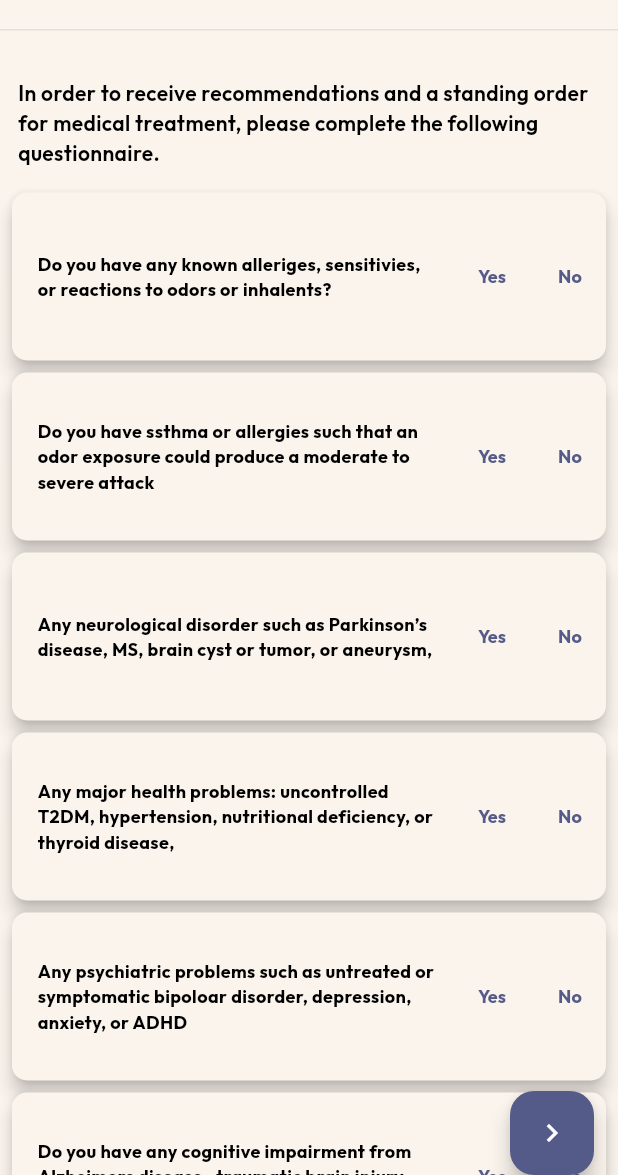
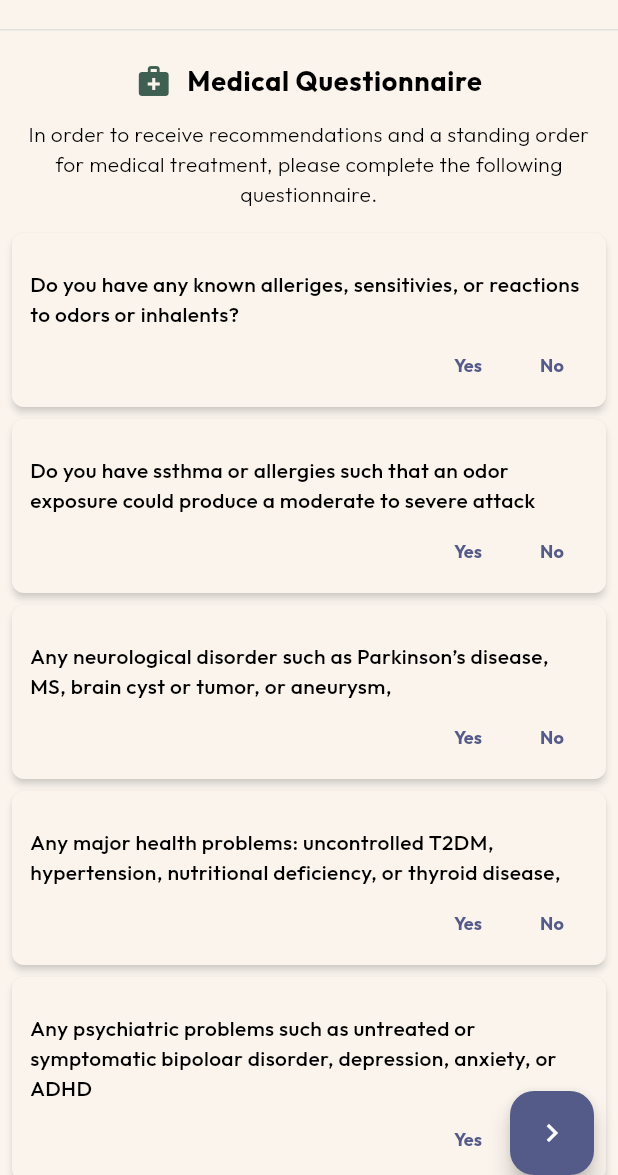
Before and after one commit to gmtfrombc/cog_screen, a Flutter app: the CriteriaScreen screen opened by its route, on a phone screen of 412 x 824 dp, the part 61-1236 px from its top. Run offline on Flutter 3.47's test engine with Material 3 defaults, Android fonts, the phone set to English and light mode, and no system bars; our stand-ins replace audioplayers, google_fonts.

Commit message:
stable with merge

```diff
--- a/lib/main.dart
+++ b/lib/main.dart
@@ -16,7 +16,7 @@ import 'package:cog_screen/screens/survey_result_screen.dart';
 import 'package:cog_screen/screens/survey_screen.dart';
 import 'package:flutter/material.dart';
 import 'package:provider/provider.dart';
-import 'package:cog_screen/screens/spashscreen.dart'; // Import your SplashScreen widget
+import 'package:cog_screen/screens/splashscreen.dart'; // Import your SplashScreen widget
 
 void main() {
   runApp(
@@ -51,7 +51,7 @@ class MyApp extends StatelessWidget {
           '/splashscreen', // Set the initial route to the splash screen
       routes: {
         '/': (context) => const StartScreen(),
-        '/survey': (context) => SurveyScreen(),
+        '/survey': (context) => const SurveyScreen(),
         '/results': (context) => const SurveyResultScreen(),
         '/surveyResultScreen': (context) => const SurveyResultScreen(),
         '/basics': (context) => const CognitiveBasicsScreen(),
--- a/lib/screens/criteria_screen.dart
+++ b/lib/screens/criteria_screen.dart
@@ -36,14 +36,31 @@ class _CriteriaScreenState extends State<CriteriaScreen> {
           return Column(
             children: [
               const SizedBox(height: 20),
+              Row(
+                mainAxisAlignment: MainAxisAlignment.center,
+                children: [
+                  Icon(
+                    Icons.medical_services,
+                    color: AppTheme.primaryColor,
+                  ),
+                  const SizedBox(width: 10),
+                  Text(
+                    'Medical Questionnaire',
+                    style: Theme.of(context)
+                        .textTheme
+                        .bodyLarge
+                        ?.copyWith(fontSize: 18, fontWeight: FontWeight.w700),
+                  ),
+                ],
+              ),
               Padding(
                 padding: const EdgeInsets.all(12.0),
                 child: Text(
                   AppConstants.medAdvice,
-                  textAlign: TextAlign.left,
+                  textAlign: TextAlign.center,
                   style: Theme.of(context).textTheme.bodyMedium?.copyWith(
                         fontSize: 14,
-                        fontWeight: FontWeight.w600,
+                        fontWeight: FontWeight.w300,
                       ),
                 ),
               ),
@@ -63,42 +80,50 @@ class _CriteriaScreenState extends State<CriteriaScreen> {
                       child: Card(
                         margin: const EdgeInsets.symmetric(
                             horizontal: 8.0, vertical: 4.0),
-                        child: Row(
-                          crossAxisAlignment: CrossAxisAlignment.center,
+                        shape: RoundedRectangleBorder(
+                          borderRadius: BorderRadius.circular(8.0),
+                        ),
+                        elevation: 2,
+                        shadowColor: Colors.grey.withOpacity(0.5),
+                        child: Padding(
+                          padding: const EdgeInsets.symmetric(
+                              horizontal: 12.0,
+                              vertical: 4.0), // Reduced vertical padding
+                          child: Column(
+                            crossAxisAlignment: CrossAxisAlignment.start,
                             children: [
-                            Expanded(
-                              flex: 5,
-                              child: Padding(
-                                padding: const EdgeInsets.all(12.0),
-                                child: Padding(
-                                  padding: const EdgeInsets.only(left: 5.0),
-                                  child: Text(
+                              const SizedBox(height: 20),
+                              Text(
                                 criteria.statement,
                                 style: const TextStyle(
-                                      fontWeight: FontWeight.bold,
-                                      fontSize: 12,
+                                  fontWeight: FontWeight.w500,
+                                  fontSize: 14,
                                 ),
                               ),
-                                ),
-                              ),
-                            ),
+                              Row(
+                                mainAxisAlignment: MainAxisAlignment.end,
+                                children: [
                                   _responseButton(
                                     context,
                                     criteria.response == true,
                                     'Yes',
                                     index,
-                                () =>
-                                    criteriaProvider.setResponse(index, true)),
-                            const SizedBox(
-                                width: 4), // A small gap between buttons
+                                    () => criteriaProvider.setResponse(
+                                        index, true),
+                                  ),
+                                  const SizedBox(width: 8),
                                   _responseButton(
                                     context,
                                     criteria.response == false,
                                     'No',
                                     index,
-                                () =>
-                                    criteriaProvider.setResponse(index, false)),
+                                    () => criteriaProvider.setResponse(
+                                        index, false),
+                                  ),
                                 ],
+                              ),
+                            ],
+                          ),
                         ),
                       ),
                     );
@@ -143,7 +168,6 @@ class _CriteriaScreenState extends State<CriteriaScreen> {
     final criteriaProvider =
         Provider.of<CriteriaProvider>(context, listen: false);
 
-    // Check if all answers are 'No'
     bool allNo = criteriaProvider.criteriaList
         .every((criteria) => criteria.response == false);
 
@@ -185,13 +209,12 @@ class _CriteriaScreenState extends State<CriteriaScreen> {
         minimumSize: const Size(
           44,
           36,
-        ), // Further reduced padding
+        ),
       ),
       onPressed: () {
         onPressed();
 
-        // Calculate the target scroll position
-        double itemHeight = 120.0; // The height of each list item
+        double itemHeight = 120.0;
         double position = itemHeight * index;
 
         // Check if the calculated position exceeds the maximum scroll extent
@@ -200,7 +223,6 @@ class _CriteriaScreenState extends State<CriteriaScreen> {
           position = maxScrollExtent; // Set to max scroll extent if it exceeds
         }
 
-        // Perform the scroll
         _scrollController.animateTo(
           position,
           duration: const Duration(milliseconds: 500),
--- a/lib/screens/home_screen.dart
+++ b/lib/screens/home_screen.dart
@@ -15,7 +15,7 @@ class HomeScreen extends StatefulWidget {
 class HomeScreenState extends State<HomeScreen> {
   final _screens = [
     const StartScreen(),
-    SurveyScreen(),
+    const SurveyScreen(),
     const SurveyResultScreen(),
     // Add other screens here...
   ];
--- a/lib/screens/spashscreen.dart
+++ b/lib/screens/splashscreen.dart
@@ -37,7 +37,7 @@ class SplashScreenState extends State<SplashScreen>
 
     _controller.forward().then(
       (_) {
-        Future.delayed(const Duration(milliseconds: 500), () {
+        Future.delayed(const Duration(milliseconds: 1500), () {
           Navigator.of(context).pushReplacement(PageRouteBuilder(
             pageBuilder: (context, animation, secondaryAnimation) =>
                 const StartScreen(),
@@ -94,7 +94,7 @@ class SplashScreenState extends State<SplashScreen>
                   "LABS",
                   style: TextStyle(
                     fontSize: 32,
-                    fontWeight: FontWeight.w200, // Thinner font weight
+                    fontWeight: FontWeight.w300, // Thinner font weight
                     color: Colors.black38,
                   ),
                 ),
--- a/lib/screens/start_screen.dart
+++ b/lib/screens/start_screen.dart
@@ -67,7 +67,7 @@ class StartScreen extends StatelessWidget {
                 Navigator.push(
                   context,
                   MaterialPageRoute(
-                    builder: (context) => SurveyScreen(),
+                    builder: (context) => const SurveyScreen(),
                   ),
                 );
               },
--- a/lib/utilities/constants.dart
+++ b/lib/utilities/constants.dart
@@ -10,13 +10,13 @@ class AppConstants {
       "The CogHealth Test is a simple tool for assessing memory and cognitive health. It consists of 8 questions and has a maximum score of 10. You will need a two-sided piece of paper and a pen to complete the screen.\n\n When you are ready, select 'Begin'.";
 
   static const String understandingCognitiveHealth =
-      "Lorem ipsum dolor sit amet, consectetur adipiscing elit, sed do eiusmod";
+      "Our cognitive health is a reflection of our brain health. It is the ability to think clearly, remember, and learn new things. Cognitive health is important at every stage of life. It is important to understand that cognitive health is not static. It can change over time and can be improved with the right interventions.";
 
   static const String lifestyleStrategies =
-      "Lorem ipsum dolor sit amet, consectetur adipiscing elit, sed do eiusmod";
+      "Lifestyle plays a major role in cognitive health. Nutrition, exercise, sleep, stress, and our relationships can all contribute to our cognitive function";
 
   static const String essentialOils =
-      "Lorem ipsum dolor sit amet, consectetur adipiscing elit, sed do eiusmod";
+      "Essential oils have received a lot of attention for their potential to support cognitive health. Research has shown that essential oils can improve memory, attention, and focus. They can also help to reduce stress and anxiety.";
 
   static const String medAdvice =
       "In order to receive recommendations and a standing order for medical treatment, please complete the following questionnaire.";
```
Also changed, not shown: lib/models/survey_model.dart (+15 -1 lines), lib/screens/advice_screen.dart (+6 -5 lines), lib/screens/survey_screen.dart (+96 -160 lines), lib/widgets/datepicker_bottomsheet.dart (added, +69 -0 lines), 1 other file. Lines whose indentation alone changed are shown as unchanged.
